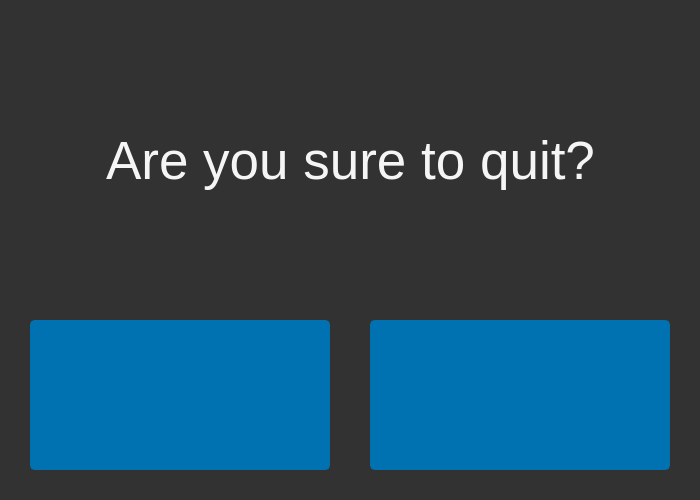
truongkhoa1799/E-Healthcare-System, file gui/dialog.ui: the form before one commit.
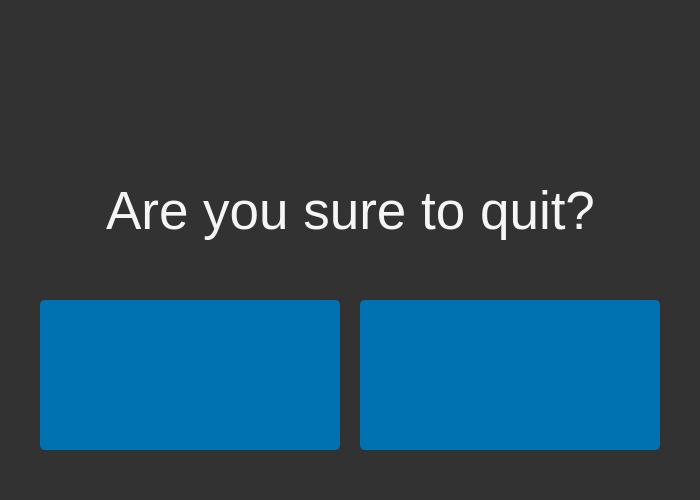
The form after the commit. Icons and pictures are not drawn.

Patch:
```diff
--- a/gui/dialog.ui
+++ b/gui/dialog.ui
@@ -32,15 +32,15 @@
     <property name="geometry">
      <rect>
       <x>0</x>
-      <y>310</y>
+      <y>290</y>
       <width>701</width>
-      <height>191</height>
+      <height>211</height>
      </rect>
     </property>
     <widget class="QPushButton" name="deny_exist">
      <property name="geometry">
       <rect>
-       <x>30</x>
+       <x>40</x>
        <y>10</y>
        <width>300</width>
        <height>150</height>
@@ -81,7 +81,7 @@
     <widget class="QPushButton" name="accept_exist">
      <property name="geometry">
       <rect>
-       <x>370</x>
+       <x>360</x>
        <y>10</y>
        <width>300</width>
        <height>150</height>
@@ -124,7 +124,7 @@
     <property name="geometry">
      <rect>
       <x>70</x>
-      <y>100</y>
+      <y>150</y>
       <width>561</width>
       <height>121</height>
      </rect>
@@ -147,10 +147,10 @@
    <widget class="QFrame" name="icon">
     <property name="geometry">
      <rect>
-      <x>205</x>
+      <x>200</x>
       <y>20</y>
-      <width>90</width>
-      <height>90</height>
+      <width>300</width>
+      <height>140</height>
      </rect>
     </property>
     <property name="maximumSize">
```
